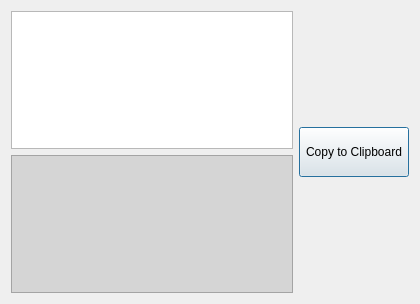
Qt form Notepad/md5dialog.ui (naihaishy/QT-Notepad) before a commit.
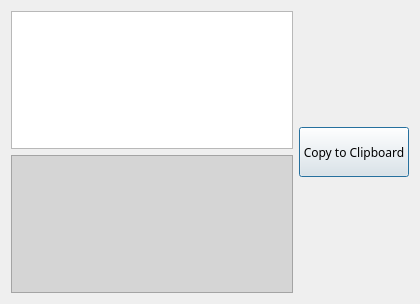
The same form after that commit.

```diff
--- a/Notepad/md5dialog.ui
+++ b/Notepad/md5dialog.ui
@@ -10,6 +10,11 @@
     <height>304</height>
    </rect>
   </property>
+  <property name="font">
+   <font>
+    <family>Microsoft YaHei</family>
+   </font>
+  </property>
   <property name="windowTitle">
    <string>Generate MD5 value</string>
   </property>
```
